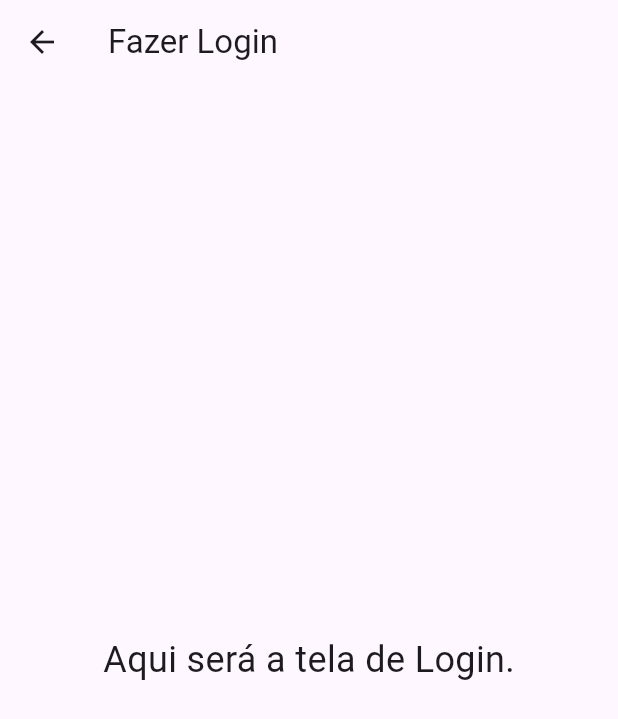
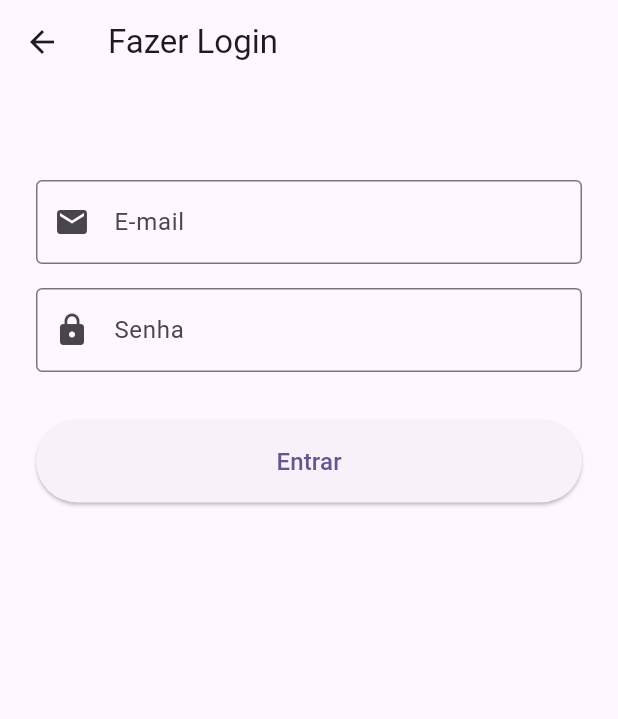
Before and after one commit to maequi/maeaqui, a Flutter app: the screen it shows after launch, after a tap on "Já tenho conta", on a phone screen of 412 x 824 dp. Shown: the top 719 px of the screen. Run offline on Flutter 3.47's test engine with Material 3 defaults, Android fonts, the light colour scheme and no system bars.

Commit message:
feat: Build login screen UI with input fields

```diff
--- a/lib/screens/login_screen.dart
+++ b/lib/screens/login_screen.dart
@@ -9,10 +9,48 @@ class LoginScreen extends StatelessWidget {
       appBar: AppBar(
         title: const Text('Fazer Login'),
       ),
-      body: const Center(
-        child: Text(
-          'Aqui será a tela de Login.',
-          style: TextStyle(fontSize: 24),
+      body: SingleChildScrollView(
+        child: Padding(
+          padding: EdgeInsets.all(24.0),
+          child: Column(
+            crossAxisAlignment: CrossAxisAlignment.stretch,
+            children: [
+              SizedBox(height: 40),
+              TextField(
+                keyboardType: TextInputType.emailAddress,
+                decoration: InputDecoration(
+                  labelText: 'E-mail',
+                  border: OutlineInputBorder(),
+                  prefixIcon: Icon(Icons.email),
+                ),
+              ),
+
+              SizedBox(height: 16),
+
+              TextField(
+                obscureText: true,
+                decoration: InputDecoration(
+                  labelText: 'Senha',
+                  border: OutlineInputBorder(),
+                  prefixIcon: Icon(Icons.lock),
+                ),
+              ),
+
+              SizedBox(height: 32),
+
+              ElevatedButton(
+                onPressed: () {
+                },
+                style: ElevatedButton.styleFrom(
+                  padding: EdgeInsets.symmetric(vertical: 16),
+                ),
+                child: Text(
+                  'Entrar',
+                  style: TextStyle(fontSize: 16),
+                ),
+              ),
+            ],
+          ),
         ),
       ),
     );
```
